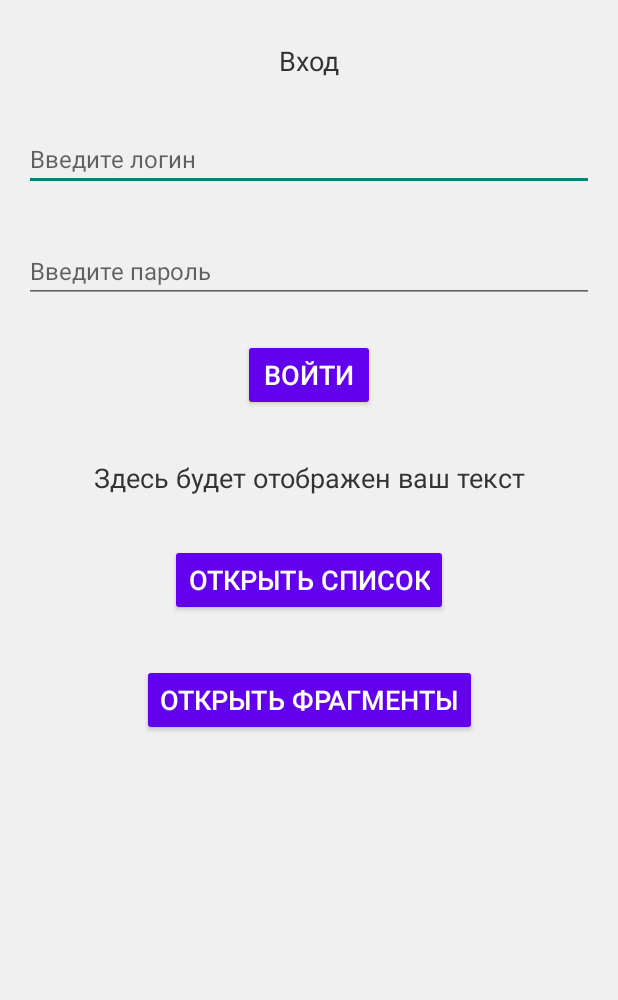
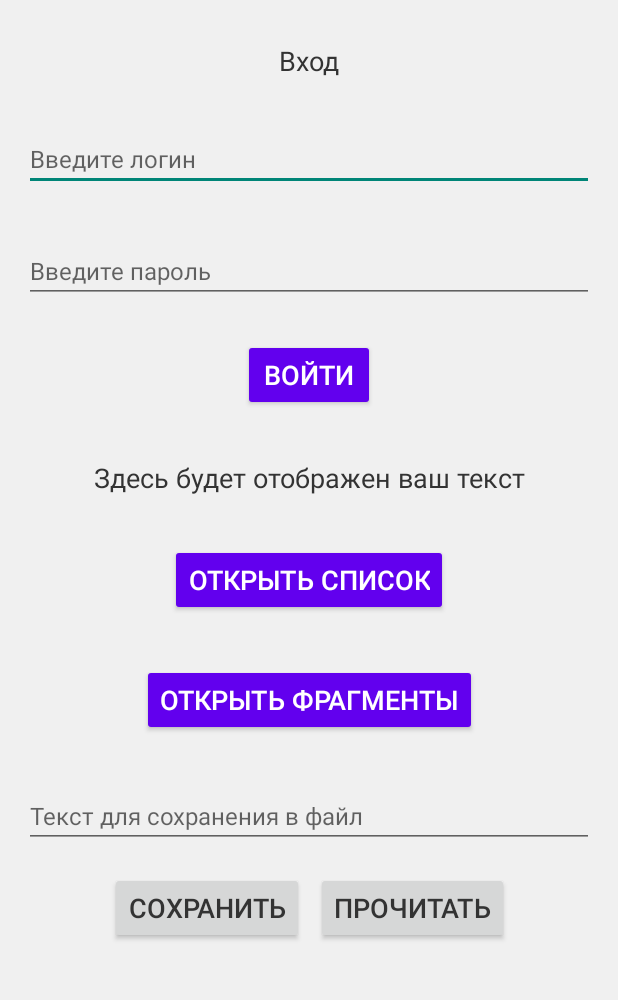
Before and after one commit to TamponN/AndrroidDevelopment_Plotnikov_IT41, an Android app built with Jetpack Compose: the screen it shows after launch (MainActivity), on a phone screen of 412 x 824 dp, the part 132-1132 px from its top. Run offline under Robolectric (Android 15) with nearby library versions, the phone set to English and light mode, and no system bars.

Commit message:
lab10 and some fixes with locale

```diff
--- a/app/src/main/java/com/example/app/MainActivity.kt
+++ b/app/src/main/java/com/example/app/MainActivity.kt
@@ -25,6 +25,9 @@ import androidx.appcompat.app.AppCompatDelegate
 
 // Новые импорты для состояния приложения
 import android.content.Context
+import java.io.FileOutputStream
+import java.io.IOException
+import kotlin.concurrent.write
 
 class MainActivity : AppCompatActivity() { // меняем наследованный класс на AppCompatActivity
 
@@ -37,6 +40,12 @@ class MainActivity : AppCompatActivity() { // меняем наследован
     private lateinit var _textViewDisplay: TextView
     private lateinit var _buttonOpenList: Button
     private lateinit var _buttonOpenFragments: Button
+    private lateinit var _buttonSaveInternal: Button
+    private lateinit var _buttonReadInternal: Button
+    private lateinit var _editTextFileContent: EditText
+
+    // сохранение имени файла
+    private val _fileName = "internal_file_name.txt"
 
     //Создаем обработчик результата от другого Activity
     private val getResultLauncher = registerForActivityResult(
@@ -60,7 +69,7 @@ class MainActivity : AppCompatActivity() { // меняем наследован
     }
 
     override fun onCreate(savedInstanceState: Bundle?) {
-         super.onCreate(savedInstanceState)
+        super.onCreate(savedInstanceState)
         enableEdgeToEdge() // включение отображения под системными элементами
         // Ставим свой макет в качестве основного
         setContentView(R.layout.activity_main)
@@ -73,6 +82,9 @@ class MainActivity : AppCompatActivity() { // меняем наследован
         _textViewDisplay = findViewById(R.id.textViewDisplay)
         _buttonOpenList = findViewById(R.id.buttonOpenList)
         _buttonOpenFragments = findViewById(R.id.buttonOpenFragments)
+        _editTextFileContent = findViewById(R.id.editTextFileContent)
+        _buttonSaveInternal = findViewById(R.id.buttonSaveInternal)
+        _buttonReadInternal = findViewById(R.id.buttonReadInternal)
 
         // Регистрация View для контекстного меню для текста на главной странице
         registerForContextMenu(_textViewDisplay)
@@ -123,6 +135,22 @@ class MainActivity : AppCompatActivity() { // меняем наследован
             // Запускаем Activity с помощью лаунчера, ожидая результат
             getResultLauncher.launch(intent)
         }
+
+        // Обработчик нажатия на кпоку сохранения в файл
+        _buttonSaveInternal.setOnClickListener {
+            val textToSave = _editTextFileContent.text.toString()
+            if (textToSave.isNotEmpty()) {
+                saveToInternalStorage(textToSave)
+            } else {
+                Toast.makeText(this, "Введите текст для сохранения", Toast.LENGTH_SHORT).show()
+            }
+        }
+
+        // Чтение из внутреннего хранилища
+        _buttonReadInternal.setOnClickListener {
+            readFromInternalStorage()
+        }
+
         // грузим тему из настроек
         loadAndApplyTheme()
 
@@ -254,6 +282,41 @@ class MainActivity : AppCompatActivity() { // меняем наследован
         _editTextLogin.setText(username) // Устанавливаем загруженное имя в поле
     }
 
+    // метод сохранения файла в хранилище
+    private fun saveToInternalStorage(text: String) {
+        try {
+            // создаем файл в директории
+            val fileOutputStream: FileOutputStream = openFileOutput(_fileName, Context.MODE_PRIVATE)
+            // октрываем поток и записываем
+            fileOutputStream.write(text.toByteArray())
+            fileOutputStream.close()
+
+            Toast.makeText(this, "Файл сохранен во внутреннее хранилище", Toast.LENGTH_SHORT).show()
+            _editTextFileContent.text.clear() // Очищаем поле ввода
+        } catch (e: IOException) {
+            e.printStackTrace()
+            Toast.makeText(this, "Ошибка при сохранении файла", Toast.LENGTH_SHORT).show()
+        }
+    }
+
+    // метод чтения файла из хранилища
+    private fun readFromInternalStorage() {
+        try {
+            val fileInputStream = openFileInput(_fileName) // ищем файл
+            // открываем поток и читаем содержимое
+            val content = fileInputStream.reader().readText()
+            fileInputStream.close()
+
+            // Отображаем содержимое в
+            _textViewDisplay.text = content
+            Toast.makeText(this, "Файл успешно прочитан", Toast.LENGTH_SHORT).show()
+        } catch (e: IOException) {
+            e.printStackTrace()
+            _textViewDisplay.text = "Файл не найден или пуст"
+            Toast.makeText(this, "Ошибка чтения файла", Toast.LENGTH_SHORT).show()
+        }
+    }
+
     /*
     * Методы для логирования всех событий формы
     */
--- a/app/src/main/res/layout/activity_main.xml
+++ b/app/src/main/res/layout/activity_main.xml
@@ -140,5 +140,37 @@
         app:layout_constraintEnd_toEndOf="parent"
         android:layout_marginTop="@dimen/element_spacing_large"/>
 
+    <EditText
+        android:id="@+id/editTextFileContent"
+        style="@style/Widget.App.EditText"
+        android:autofillHints=""
+        android:hint="@string/label_file_content_hint"
+        app:layout_constraintTop_toBottomOf="@id/buttonOpenFragments"
+        app:layout_constraintStart_toStartOf="parent"
+        app:layout_constraintEnd_toEndOf="parent"/>
+
+    <LinearLayout
+        android:id="@+id/file_buttons_layout"
+        android:layout_width="wrap_content"
+        android:layout_height="wrap_content"
+        android:orientation="horizontal"
+        app:layout_constraintTop_toBottomOf="@id/editTextFileContent"
+        app:layout_constraintStart_toStartOf="parent"
+        app:layout_constraintEnd_toEndOf="parent"
+        android:layout_marginTop="16dp">
+
+        <Button
+            android:id="@+id/buttonSaveInternal"
+            android:layout_width="wrap_content"
+            android:layout_height="wrap_content"
+            android:text="@string/label_save_internal"
+            android:layout_marginEnd="8dp"/>
+
+        <Button
+            android:id="@+id/buttonReadInternal"
+            android:layout_width="wrap_content"
+            android:layout_height="wrap_content"
+            android:text="@string/label_read_internal"/>
+    </LinearLayout>
 
 </androidx.constraintlayout.widget.ConstraintLayout>
--- a/app/src/main/res/values/strings.xml
+++ b/app/src/main/res/values/strings.xml
@@ -34,6 +34,9 @@
     <string name="label_saved_username">Имя пользователя для входа</string>
     <string name="hint_saved_username">Введите имя пользователя</string>
     <string name="button_save_settings">Сохранить</string>
+    <string name="label_file_content_hint">Текст для сохранения в файл</string>
+    <string name="label_save_internal">Сохранить</string>
+    <string name="label_read_internal">Прочитать</string>
 
 
 </resources>
```
Also changed, not shown: 1 other file.
